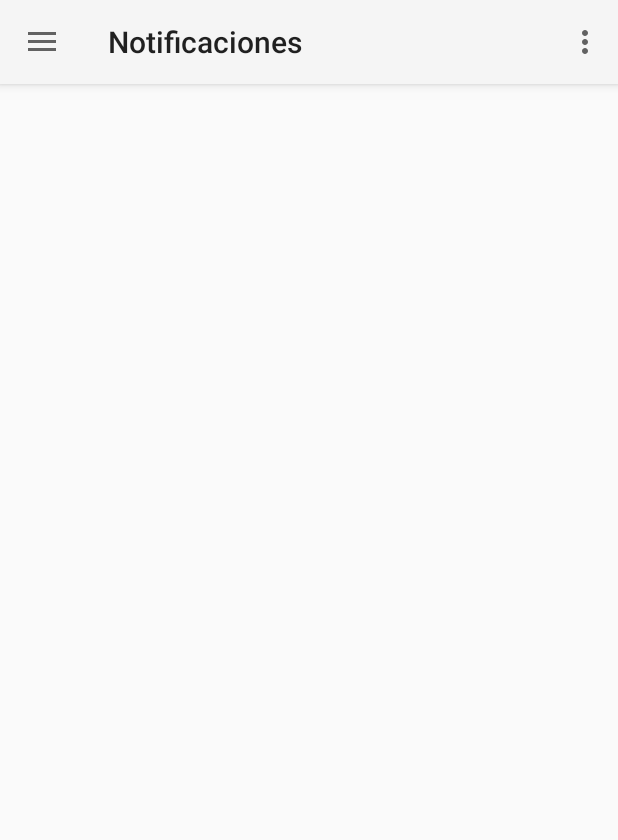
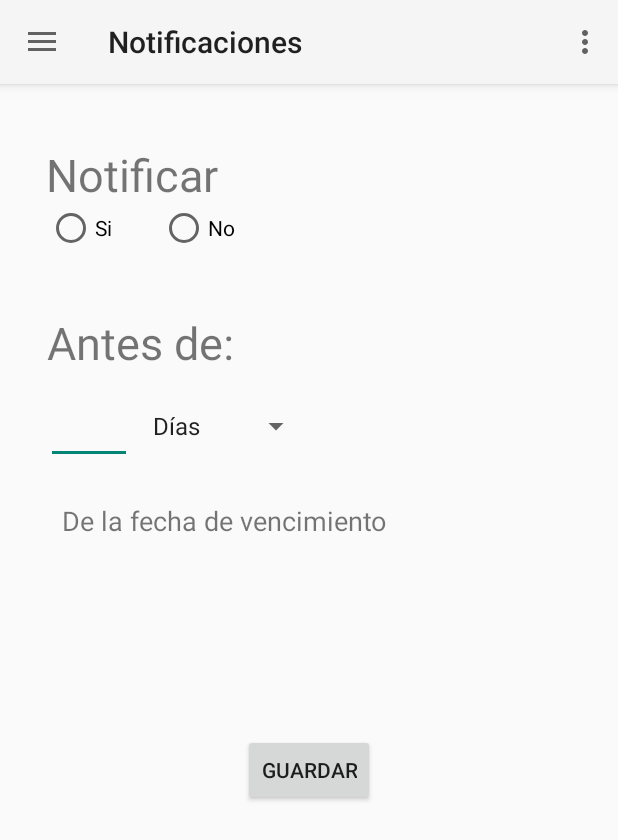
Before and after one commit to useregistrado/Proyecto_Ing_Sw_II, an Android app: the screen it shows after launch (MainActivity), in the side drawer, after a tap on "Notificaciones", on a phone screen of 412 x 824 dp. Shown: the top 840 px of the screen. Run offline under Robolectric (Android 15) with nearby library versions, the phone set to English and light mode, and no system bars; our stand-ins replace navigation-ui.

Commit message:
Interfaz grafica de las notificaciones

```diff
--- a/app/src/main/java/com/example/taskapp/ui/slideshow/SlideshowFragment.kt
+++ b/app/src/main/java/com/example/taskapp/ui/slideshow/SlideshowFragment.kt
@@ -17,8 +17,7 @@ class SlideshowFragment : Fragment() {
             container: ViewGroup?,
             savedInstanceState: Bundle?
     ): View? {
-        slideshowViewModel =
-                ViewModelProvider(this).get(SlideshowViewModel::class.java)
+        slideshowViewModel = ViewModelProvider(this).get(SlideshowViewModel::class.java)
         val root = inflater.inflate(R.layout.notificaciones, container, false)
         return root
     }
--- a/app/src/main/res/layout/notificaciones.xml
+++ b/app/src/main/res/layout/notificaciones.xml
@@ -6,4 +6,106 @@
     android:layout_height="match_parent"
     tools:context=".ui.slideshow.SlideshowFragment">
 
+    <TextView
+        android:id="@+id/textView2"
+        android:layout_width="wrap_content"
+        android:layout_height="wrap_content"
+        android:layout_marginTop="40dp"
+        android:text="@string/notificar"
+        android:textSize="30sp"
+        app:layout_constraintEnd_toEndOf="parent"
+        app:layout_constraintHorizontal_bias="0.104"
+        app:layout_constraintStart_toStartOf="parent"
+        app:layout_constraintTop_toTopOf="parent" />
+
+    <RadioGroup
+        android:id="@+id/radioGroup"
+        android:layout_width="304dp"
+        android:layout_height="41dp"
+        android:layout_above="@+id/view_below"
+        android:orientation="horizontal"
+        app:layout_constraintBottom_toBottomOf="parent"
+        app:layout_constraintEnd_toEndOf="parent"
+        app:layout_constraintHorizontal_bias="0.289"
+        app:layout_constraintStart_toStartOf="parent"
+        app:layout_constraintTop_toBottomOf="@+id/textView2"
+        app:layout_constraintVertical_bias="0.0"
+        tools:ignore="UnknownId">
+
+        <RadioButton
+            android:id="@+id/radio_pirates"
+            android:layout_width="75dp"
+            android:layout_height="30dp"
+            android:text="@string/si" />
+
+        <RadioButton
+            android:id="@+id/radio_ninjas"
+            android:layout_width="75dp"
+            android:layout_height="30dp"
+            android:text="@string/no" />
+    </RadioGroup>
+
+    <TextView
+        android:id="@+id/textView16"
+        android:layout_width="wrap_content"
+        android:layout_height="wrap_content"
+        android:layout_marginTop="30dp"
+        android:text="@string/antes_de"
+        android:textSize="30sp"
+        app:layout_constraintEnd_toEndOf="parent"
+        app:layout_constraintHorizontal_bias="0.108"
+        app:layout_constraintStart_toStartOf="parent"
+        app:layout_constraintTop_toBottomOf="@+id/radioGroup" />
+
+    <EditText
+        android:id="@+id/editTextNumber"
+        android:layout_width="57dp"
+        android:layout_height="53dp"
+        android:autofillHints=""
+        android:ems="10"
+        android:inputType="number"
+        app:layout_constraintBottom_toBottomOf="parent"
+        app:layout_constraintEnd_toStartOf="@+id/spinner"
+        app:layout_constraintHorizontal_bias="0.837"
+        app:layout_constraintStart_toStartOf="parent"
+        app:layout_constraintTop_toBottomOf="@+id/textView16"
+        app:layout_constraintVertical_bias="0.014"
+        tools:ignore="LabelFor" />
+
+    <Spinner
+        android:id="@+id/spinner"
+        android:layout_width="114dp"
+        android:layout_height="37dp"
+        android:entries="@array/lenguajes"
+        app:layout_constraintBottom_toBottomOf="parent"
+        app:layout_constraintEnd_toEndOf="parent"
+        app:layout_constraintHorizontal_bias="0.315"
+        app:layout_constraintStart_toStartOf="parent"
+        app:layout_constraintTop_toBottomOf="@+id/textView16"
+        app:layout_constraintVertical_bias="0.031" />
+
+    <TextView
+        android:id="@+id/textView18"
+        android:layout_width="wrap_content"
+        android:layout_height="wrap_content"
+        android:text="@string/antes_de_la_fecha_de_vencimiento"
+        android:textSize="18sp"
+        app:layout_constraintBottom_toBottomOf="parent"
+        app:layout_constraintEnd_toEndOf="parent"
+        app:layout_constraintHorizontal_bias="0.21"
+        app:layout_constraintStart_toStartOf="parent"
+        app:layout_constraintTop_toBottomOf="@+id/editTextNumber"
+        app:layout_constraintVertical_bias="0.052" />
+
+    <Button
+        android:id="@+id/button5"
+        android:layout_width="wrap_content"
+        android:layout_height="wrap_content"
+        android:text="@string/guardar"
+        app:layout_constraintBottom_toBottomOf="parent"
+        app:layout_constraintEnd_toEndOf="parent"
+        app:layout_constraintStart_toStartOf="parent"
+        app:layout_constraintTop_toBottomOf="@+id/textView18"
+        app:layout_constraintVertical_bias="0.312" />
+
 </androidx.constraintlayout.widget.ConstraintLayout>
--- a/app/src/main/res/values/strings.xml
+++ b/app/src/main/res/values/strings.xml
@@ -28,4 +28,15 @@
     <string name="fecha_02_032021_10_00">Fecha: 02/032021 10:00</string>
     <string name="taller_n_2_sp2020">Taller N°2 - SP2020</string>
     <string name="fecha_29_04_2021_10_00">Fecha: 29/04/2021 10:00</string>
+    <string name="notificar">Notificar</string>
+    <string name="no">No</string>
+    <string name="si">Si</string>
+    <string name="antes_de">Antes de:</string>
+    <string name="antes_de_la_fecha_de_vencimiento">De la fecha de vencimiento</string>
+    <string name="guardar">Guardar</string>
+    <string-array name="lenguajes">
+        <item>Días</item>
+        <item>Horas</item>
+        <item>Minutos</item>
+    </string-array>
 </resources>
```
